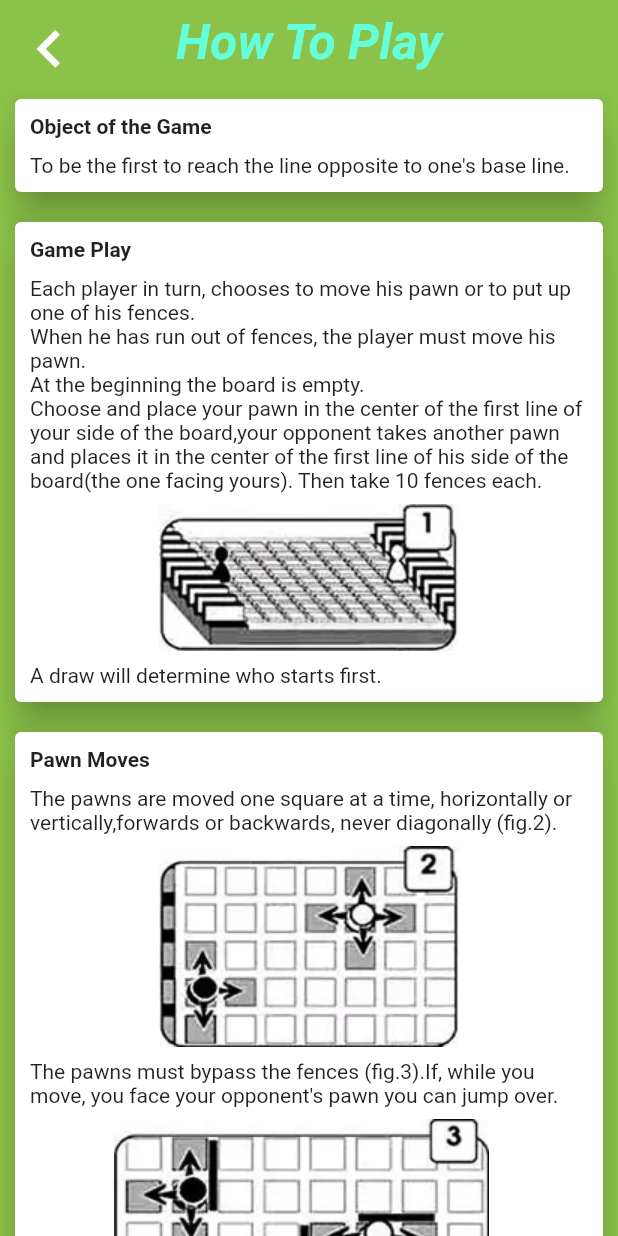
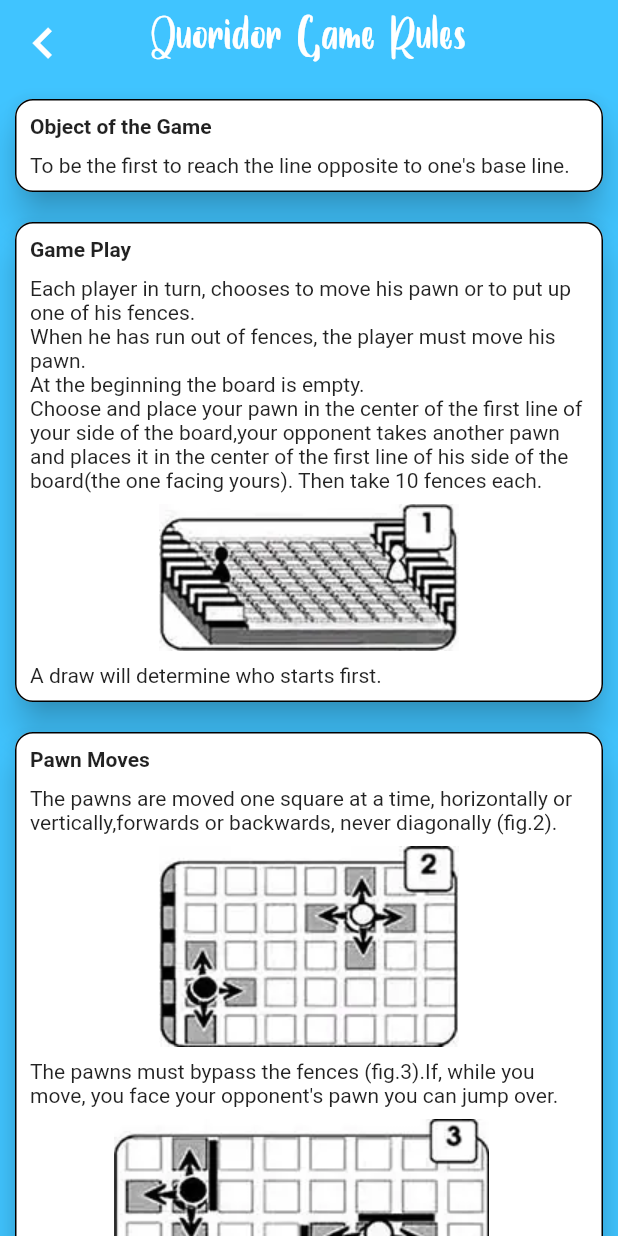
Before and after one commit to YaraHorany/Quoridor, a Flutter app: the screen it shows after launch, after a tap on the "info" icon, on a phone screen of 412 x 824 dp. Run offline on Flutter 3.47's test engine with Material 2 defaults, Android fonts, the phone set to English and light mode, and no system bars; our stand-ins replace get, share_plus.

Commit message:
Styling the game rules screen

```diff
--- a/lib/constants/game_constants.dart
+++ /dev/null
@@ -1,6 +0,0 @@
-class GameConstants {
-  static int squaresInRow = 9;
-  static int fencesInRow = 8;
-  static int totalInRow = squaresInRow + fencesInRow;
-  static int totalInBoard = totalInRow * totalInRow;
-}
--- a/lib/controllers/fence_controller.dart
+++ b/lib/controllers/fence_controller.dart
@@ -1,7 +1,7 @@
 import 'dart:async';
 import 'package:get/get.dart';
 import 'package:quoridor/models/fence_model.dart';
-import 'package:quoridor/constants/game_constants.dart';
+import 'package:quoridor/utils/game_constants.dart';
 import 'package:quoridor/models/player_model.dart';
 import 'package:quoridor/controllers/game_controller.dart';
 import '../helpers.dart';
--- a/lib/controllers/game_controller.dart
+++ b/lib/controllers/game_controller.dart
@@ -4,7 +4,7 @@ import 'package:get/get.dart';
 import '../helpers.dart';
 import '../models/fence_model.dart';
 import '../models/player_model.dart';
-import 'package:quoridor/constants/game_constants.dart';
+import 'package:quoridor/utils/game_constants.dart';
 
 enum DragType {
   horizontalDrag,
--- a/lib/helpers.dart
+++ b/lib/helpers.dart
@@ -1,4 +1,4 @@
-import 'constants/game_constants.dart';
+import 'package:quoridor/utils/game_constants.dart';
 
 bool isNotLastColumn(int index) =>
     index % (GameConstants.totalInRow * 2) !=
--- a/lib/main.dart
+++ b/lib/main.dart
@@ -1,7 +1,7 @@
 import 'package:flutter/material.dart';
 import 'package:get/get.dart';
 import 'package:quoridor/screens/about_us.dart';
-import 'package:quoridor/screens/how_to_play.dart';
+import 'package:quoridor/screens/game_rules.dart';
 import 'package:quoridor/screens/game_screen.dart';
 import 'package:quoridor/screens/intro_screen.dart';
 import 'controllers/game_controller.dart';
--- a/lib/models/player_model.dart
+++ b/lib/models/player_model.dart
@@ -1,6 +1,6 @@
 import 'dart:ui';
 import 'package:get/get.dart';
-import 'package:quoridor/constants/game_constants.dart';
+import 'package:quoridor/utils/game_constants.dart';
 import '../helpers.dart';
 import 'fence_model.dart';
 
--- a/lib/screens/how_to_play.dart
+++ b/lib/screens/game_rules.dart
@@ -1,32 +1,32 @@
 import 'package:flutter/material.dart';
 import 'package:quoridor/widgets/rules_card.dart';
+import 'package:get/get.dart';
 
-class HowToPlay extends StatelessWidget {
-  const HowToPlay({super.key});
+class GameRules extends StatelessWidget {
+  const GameRules({super.key});
 
   @override
   Widget build(BuildContext context) {
     return Scaffold(
       appBar: AppBar(
         elevation: 0.0,
-        backgroundColor: Colors.lightGreen,
+        backgroundColor: Colors.lightBlueAccent,
         leading: IconButton(
           icon: const Icon(Icons.keyboard_arrow_left),
-          onPressed: () => Navigator.pop(context),
-          iconSize: MediaQuery.of(context).size.width * 0.12,
+          onPressed: () => Get.back(),
+          iconSize: MediaQuery.of(context).size.width * 0.1,
         ),
         title: Text(
-          "How To Play",
+          "Quoridor Game Rules",
           style: TextStyle(
-            fontWeight: FontWeight.bold,
-            fontStyle: FontStyle.italic,
-            color: Colors.tealAccent,
-            fontSize: MediaQuery.of(context).size.width * 0.08,
+            fontFamily: 'Samantha',
+            color: Colors.white,
+            fontSize: MediaQuery.of(context).size.width * 0.1,
           ),
         ),
         centerTitle: true,
       ),
-      backgroundColor: Colors.lightGreen,
+      backgroundColor: Colors.lightBlueAccent,
       body: ListView(
         children: <Widget>[
           const RulesCard(
--- a/lib/screens/intro_screen.dart
+++ b/lib/screens/intro_screen.dart
@@ -1,7 +1,7 @@
 import 'package:flutter/material.dart';
 import 'package:quoridor/screens/about_us.dart';
 import 'package:quoridor/screens/game_screen.dart';
-import 'package:quoridor/screens/how_to_play.dart';
+import 'package:quoridor/screens/game_rules.dart';
 import 'package:share_plus/share_plus.dart';
 import 'package:get/get.dart';
 
@@ -32,7 +32,7 @@ class IntroScreen extends StatelessWidget {
             ),
             tooltip: "About",
             onPressed: () {
-              Get.to(const HowToPlay());
+              Get.to(const GameRules());
             },
           ),
           IconButton(
--- /dev/null
+++ b/lib/utils/game_constants.dart
@@ -0,0 +1,6 @@
+class GameConstants {
+  static const int squaresInRow = 9;
+  static const int fencesInRow = 8;
+  static const int totalInRow = squaresInRow + fencesInRow;
+  static const int totalInBoard = totalInRow * totalInRow;
+}
--- a/lib/widgets/board.dart
+++ b/lib/widgets/board.dart
@@ -4,7 +4,7 @@ import 'package:get/get.dart';
 import 'package:quoridor/widgets/square.dart';
 import '../../models/fence_model.dart';
 import 'package:quoridor/controllers/game_controller.dart';
-import 'package:quoridor/constants/game_constants.dart';
+import 'package:quoridor/utils/game_constants.dart';
 import 'fence.dart';
 
 class Board extends StatelessWidget {
--- a/lib/widgets/rules_card.dart
+++ b/lib/widgets/rules_card.dart
@@ -22,6 +22,10 @@ class RulesCard extends StatelessWidget {
   Widget build(BuildContext context) {
     return Card(
       elevation: 10.0,
+      shape: const RoundedRectangleBorder(
+        side: BorderSide(color: Colors.black),
+        borderRadius: BorderRadius.all(Radius.circular(12)),
+      ),
       margin: const EdgeInsets.all(10.0),
       child: Padding(
         padding: const EdgeInsets.all(10.0),
```
Also changed, not shown: pubspec.yaml (+4 -14 lines), fonts/Samantha.ttf (added).
